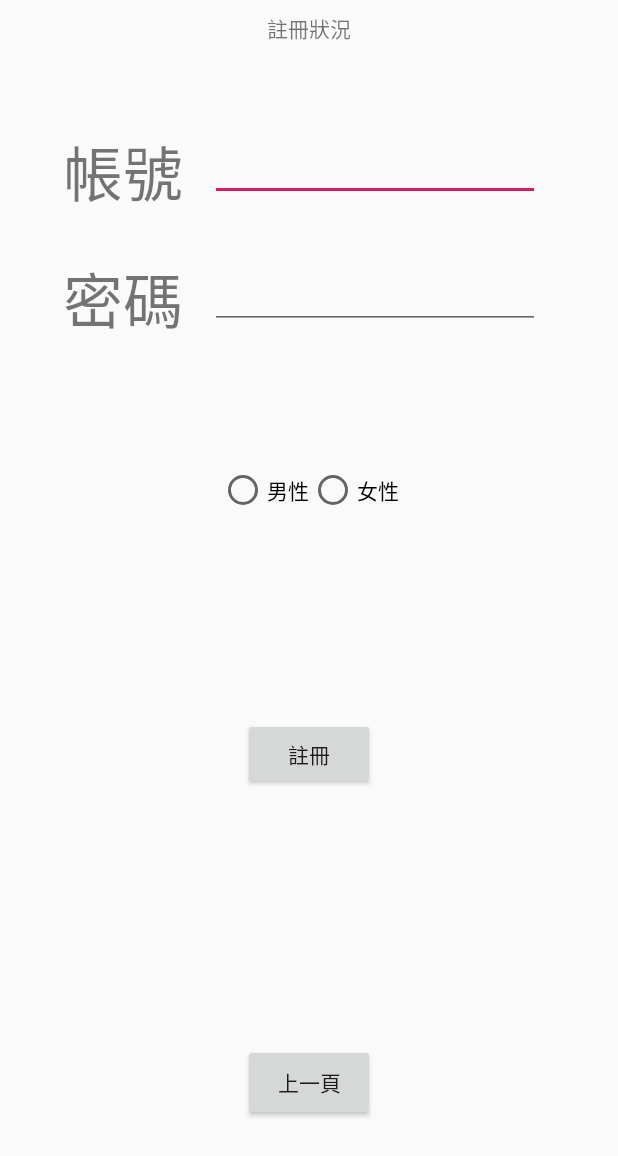
After one commit to efpm168806/map, an Android app: the registerActivity screen opened directly, with no data from a screen before it, on a phone screen of 412 x 824 dp. The commit adds this screen. Shown: the top 1156 px of the screen. Run offline under Robolectric (Android 15) with nearby library versions, the phone set to English and light mode, and no system bars.

Commit message:
登入註冊

```diff
--- a/app/build.gradle
+++ b/app/build.gradle
@@ -16,6 +16,7 @@ android {
             proguardFiles getDefaultProguardFile('proguard-android.txt'), 'proguard-rules.pro'
         }
     }
+    useLibrary 'org.apache.http.legacy'
 }
 
 dependencies {
--- /dev/null
+++ b/app/src/main/java/com/example/use/map/registerActivity.java
@@ -0,0 +1,64 @@
+package com.example.use.map;
+
+import android.content.Context;
+import android.content.Intent;
+import android.support.constraint.ConstraintLayout;
+import android.support.v7.app.AppCompatActivity;
+import android.app.Activity;
+import android.os.Bundle;
+import android.view.View;
+import android.widget.Button;
+import android.widget.EditText;
+import android.widget.RadioButton;
+import android.widget.RadioGroup;
+import android.widget.TextView;
+
+import java.io.FileNotFoundException;
+import java.io.FileOutputStream;
+import java.io.IOException;
+import java.text.BreakIterator;
+
+public class registerActivity extends Activity implements View.OnClickListener {
+
+    String id,pwd,sex;
+    ConstraintLayout layout;
+    EditText register_id,register_pwd;
+    RadioGroup register_sex;
+    RadioButton man,female;
+    TextView textView;
+    String fileName="Sign";
+    Button register;
+
+
+    @Override
+    protected void onCreate(Bundle savedInstanceState) {
+        super.onCreate(savedInstanceState);
+        setContentView(R.layout.activity_register);
+
+        register_id = (EditText) findViewById(R.id.register_id);
+        register_pwd = (EditText) findViewById(R.id.register_pwd);
+//        sign_sex = (RadioGroup)findViewById(R.id.signup_sex);
+//        man = (RadioButton)findViewById(R.id.man);
+//        female = (RadioButton)findViewById(R.id.female);
+        textView =(TextView)findViewById(R.id.textView);
+        layout =(ConstraintLayout) findViewById(R.id.layout);
+        register =(Button)findViewById(R.id.register);
+        register.setOnClickListener(this);
+    }
+
+    @Override
+    public void onClick(View view) {
+        Intent intent = new Intent();
+        switch (view.getId()) {
+            case R.id.register:
+                id = register_id.getText().toString();
+                pwd = register_pwd.getText().toString();
+
+                System.out.println(id+pwd);
+                registerItem registerItem = new registerItem(id,pwd);
+                registerItem.register();
+
+            break;
+        }
+    }
+}
--- /dev/null
+++ b/app/src/main/res/layout/activity_register.xml
@@ -0,0 +1,146 @@
+<?xml version="1.0" encoding="utf-8"?>
+<android.support.constraint.ConstraintLayout xmlns:android="http://schemas.android.com/apk/res/android"
+    xmlns:app="http://schemas.android.com/apk/res-auto"
+    xmlns:tools="http://schemas.android.com/tools"
+    android:layout_width="match_parent"
+    android:layout_height="match_parent"
+    tools:context=".SignupActivity">
+
+    <EditText
+        android:id="@+id/register_id"
+        android:layout_width="220dp"
+        android:layout_height="50dp"
+        android:layout_marginStart="8dp"
+        android:layout_marginTop="8dp"
+        android:layout_marginEnd="8dp"
+        android:layout_marginBottom="8dp"
+        app:layout_constraintBottom_toBottomOf="parent"
+        app:layout_constraintEnd_toEndOf="parent"
+        app:layout_constraintHorizontal_bias="0.75"
+        app:layout_constraintStart_toStartOf="parent"
+        app:layout_constraintTop_toTopOf="parent"
+        app:layout_constraintVertical_bias="0.100000024" />
+
+    <EditText
+        android:id="@+id/register_pwd"
+        android:layout_width="220dp"
+        android:layout_height="50dp"
+        android:layout_marginStart="8dp"
+        android:layout_marginTop="8dp"
+        android:layout_marginEnd="8dp"
+        android:layout_marginBottom="8dp"
+        app:layout_constraintBottom_toBottomOf="parent"
+        app:layout_constraintEnd_toEndOf="parent"
+        app:layout_constraintHorizontal_bias="0.75"
+        app:layout_constraintStart_toStartOf="parent"
+        app:layout_constraintTop_toTopOf="parent"
+        app:layout_constraintVertical_bias="0.213" />
+
+    <TextView
+        android:id="@+id/textView1"
+        android:layout_width="wrap_content"
+        android:layout_height="50dp"
+        android:layout_marginStart="8dp"
+        android:layout_marginTop="8dp"
+        android:layout_marginEnd="8dp"
+        android:layout_marginBottom="8dp"
+        android:text="帳號"
+        android:textSize="40sp"
+        app:layout_constraintBottom_toBottomOf="parent"
+        app:layout_constraintEnd_toEndOf="parent"
+        app:layout_constraintHorizontal_bias="0.107"
+        app:layout_constraintStart_toStartOf="parent"
+        app:layout_constraintTop_toTopOf="parent"
+        app:layout_constraintVertical_bias="0.101" />
+
+    <TextView
+        android:id="@+id/textView2"
+        android:layout_width="wrap_content"
+        android:layout_height="50dp"
+        android:layout_marginStart="8dp"
+        android:layout_marginTop="8dp"
+        android:layout_marginEnd="8dp"
+        android:layout_marginBottom="8dp"
+        android:text="密碼"
+        android:textSize="40sp"
+        app:layout_constraintBottom_toBottomOf="parent"
+        app:layout_constraintEnd_toEndOf="parent"
+        app:layout_constraintHorizontal_bias="0.107"
+        app:layout_constraintStart_toStartOf="parent"
+        app:layout_constraintTop_toTopOf="parent"
+        app:layout_constraintVertical_bias="0.213" />
+
+    <RadioGroup
+        android:id="@+id/register_sex"
+        android:layout_width="wrap_content"
+        android:layout_height="wrap_content"
+        android:layout_marginStart="8dp"
+        android:layout_marginTop="8dp"
+        android:layout_marginEnd="8dp"
+        android:layout_marginBottom="8dp"
+        android:orientation="horizontal"
+        app:layout_constraintBottom_toBottomOf="parent"
+        app:layout_constraintEnd_toEndOf="parent"
+        app:layout_constraintStart_toStartOf="parent"
+        app:layout_constraintTop_toTopOf="parent"
+        app:layout_constraintVertical_bias="0.39">
+
+        <RadioButton
+            android:id="@+id/man"
+            android:layout_width="wrap_content"
+            android:layout_height="wrap_content"
+            android:text="男性" />
+
+        <RadioButton
+            android:id="@+id/female"
+            android:layout_width="wrap_content"
+            android:layout_height="wrap_content"
+            android:text="女性" />
+    </RadioGroup>
+
+    <Button
+        android:id="@+id/register"
+        android:layout_width="wrap_content"
+        android:layout_height="wrap_content"
+        android:layout_marginStart="8dp"
+        android:layout_marginTop="8dp"
+        android:layout_marginEnd="8dp"
+        android:layout_marginBottom="8dp"
+        android:text="註冊"
+        app:layout_constraintBottom_toBottomOf="parent"
+        app:layout_constraintEnd_toEndOf="parent"
+        app:layout_constraintStart_toStartOf="parent"
+        app:layout_constraintTop_toTopOf="parent"
+        app:layout_constraintVertical_bias="0.619" />
+
+    <TextView
+        android:id="@+id/textView"
+        android:layout_width="wrap_content"
+        android:layout_height="wrap_content"
+        android:layout_marginStart="8dp"
+        android:layout_marginTop="8dp"
+        android:layout_marginEnd="8dp"
+        android:layout_marginBottom="8dp"
+        android:text="註冊狀況"
+        app:layout_constraintBottom_toBottomOf="parent"
+        app:layout_constraintEnd_toEndOf="parent"
+        app:layout_constraintStart_toStartOf="parent"
+        app:layout_constraintTop_toTopOf="parent"
+        app:layout_constraintVertical_bias="0.0" />
+
+    <Button
+        android:id="@+id/back"
+        android:layout_width="wrap_content"
+        android:layout_height="51dp"
+        android:layout_marginStart="8dp"
+        android:layout_marginTop="8dp"
+        android:layout_marginEnd="8dp"
+        android:layout_marginBottom="15dp"
+        android:text="上一頁"
+        app:layout_constraintBottom_toBottomOf="parent"
+        app:layout_constraintEnd_toEndOf="parent"
+        app:layout_constraintStart_toStartOf="parent"
+        app:layout_constraintTop_toTopOf="@+id/textView"
+        app:layout_constraintVertical_bias="0.917" />
+
+</android.support.constraint.ConstraintLayout>
--- a/app/src/main/res/values/dimens.xml
+++ b/app/src/main/res/values/dimens.xml
@@ -1,3 +1,6 @@
 <resources>
     <dimen name="fab_margin">16dp</dimen>
+    <!-- Default screen margins, per the Android Design guidelines. -->
+    <dimen name="activity_horizontal_margin">16dp</dimen>
+    <dimen name="activity_vertical_margin">16dp</dimen>
 </resources>
```
Also changed, not shown: app/src/main/AndroidManifest.xml (+12 -1 lines), app/src/main/java/com/example/use/map/DBconnect.java (added, +49 -0 lines), app/src/main/java/com/example/use/map/LoginActivity.java (added, +98 -0 lines), app/src/main/java/com/example/use/map/LoginItem.java (added, +73 -0 lines), app/src/main/java/com/example/use/map/MapsActivity.java (+11 -2 lines), app/src/main/java/com/example/use/map/registerItem.java (added, +89 -0 lines), app/src/main/res/layout/activity_login.xml (added, +82 -0 lines), app/src/main/res/layout/activity_maps.xml (+29 -6 lines), app/src/main/res/values/strings.xml (+13 -0 lines).
